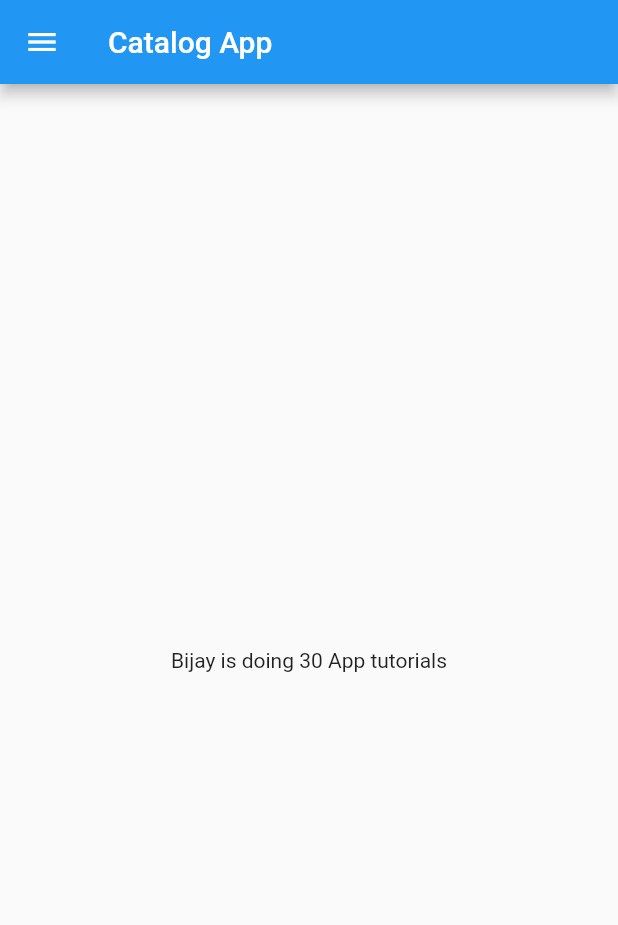
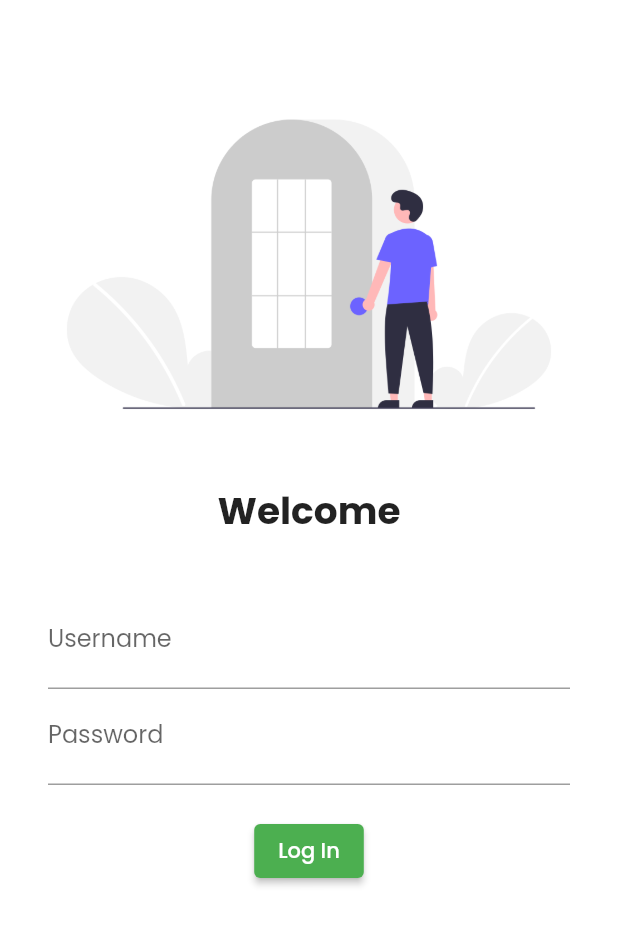
Before and after one commit to Limbuthitoo/MyFirstApp, a Flutter app: the screen it shows after launch, on a phone screen of 412 x 824 dp. Shown: the top 925 px of the screen. Run offline on Flutter 3.47's test engine with Material 2 defaults, Android fonts, the light colour scheme and no system bars; our stand-ins replace google_fonts.

Commit message:
Day 2 Completed

```diff
--- a/lib/main.dart
+++ b/lib/main.dart
@@ -1,5 +1,7 @@
 import 'package:myapp_1/pages/HomePage.dart';
 import 'package:flutter/material.dart';
+import 'package:myapp_1/pages/loginPage.dart';
+import 'package:google_fonts/google_fonts.dart';
 
 void main() {
   runApp(MyApp());
@@ -9,7 +11,20 @@ class MyApp extends StatelessWidget {
   @override
   Widget build(BuildContext context) {
     return MaterialApp(
-      home: HomePage(),
+      themeMode: ThemeMode.light,
+      theme: ThemeData(
+        primarySwatch: Colors.green,
+        fontFamily: GoogleFonts.poppins().fontFamily,
+      ),
+      darkTheme: ThemeData(
+        primarySwatch: Colors.purple
+        ),
+      initialRoute:"/",
+      routes: {
+        "/":(context) => LoginPage(),
+        "/home":(context) => HomePage(),
+        "/login":(context) => LoginPage(),
+      },
     );
   }
 }
--- /dev/null
+++ b/lib/pages/loginPage.dart
@@ -0,0 +1,64 @@
+import 'package:flutter/material.dart';
+
+
+class LoginPage extends StatelessWidget {
+  @override
+  Widget build(BuildContext context) {
+    return Material(
+      color: Colors.white,
+      child: Column(
+        children: [
+           SizedBox(
+            height:50.0,
+          ),
+
+          Image.asset(
+            "assets/images/login.png",
+            fit: BoxFit.cover,
+          ),
+          SizedBox(
+            height:20.0,
+          ),
+
+          Text("Welcome",
+            style: TextStyle(
+              fontSize: 25,
+              fontWeight: FontWeight.bold,
+            ),
+          ),
+           SizedBox(
+            height:20.0,
+          ),
+          Padding(
+            padding: const EdgeInsets.symmetric(vertical: 16.0, horizontal: 32.0),
+          child: Column(
+            children: [
+              TextFormField(
+                decoration: InputDecoration(
+                  hintText: "Enter Username",
+                  labelText: "Username",
+                ),
+              ),
+
+              TextFormField(
+                obscureText: true,
+                decoration: InputDecoration(
+                  hintText: "Enter Password",
+                  labelText: "Password",
+                ),
+              ),
+              SizedBox(
+                height:20.0,
+              ),
+              ElevatedButton(
+                onPressed: (){print ("Bijay");},
+                child: Text("Log In")),
+            ],
+          ),
+          ),
+
+        ],
+      ),
+    );
+  }
+}
```
Also changed, not shown: pubspec.yaml (+4 -5 lines), assets/images/login.png (added), pubspec.lock.
